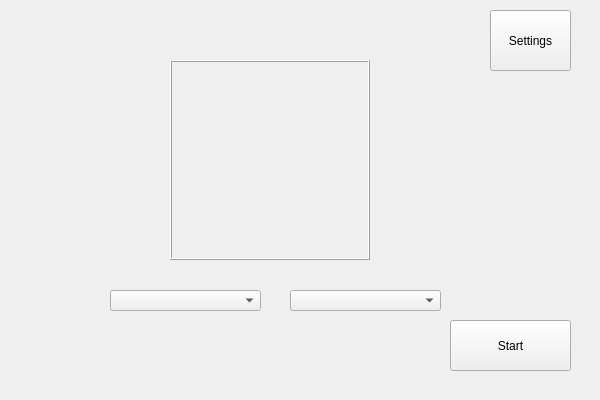
The window that ui/Menuwidget.ui (njdldkl666699/Melody) describes before a commit, drawn with Qt 5.
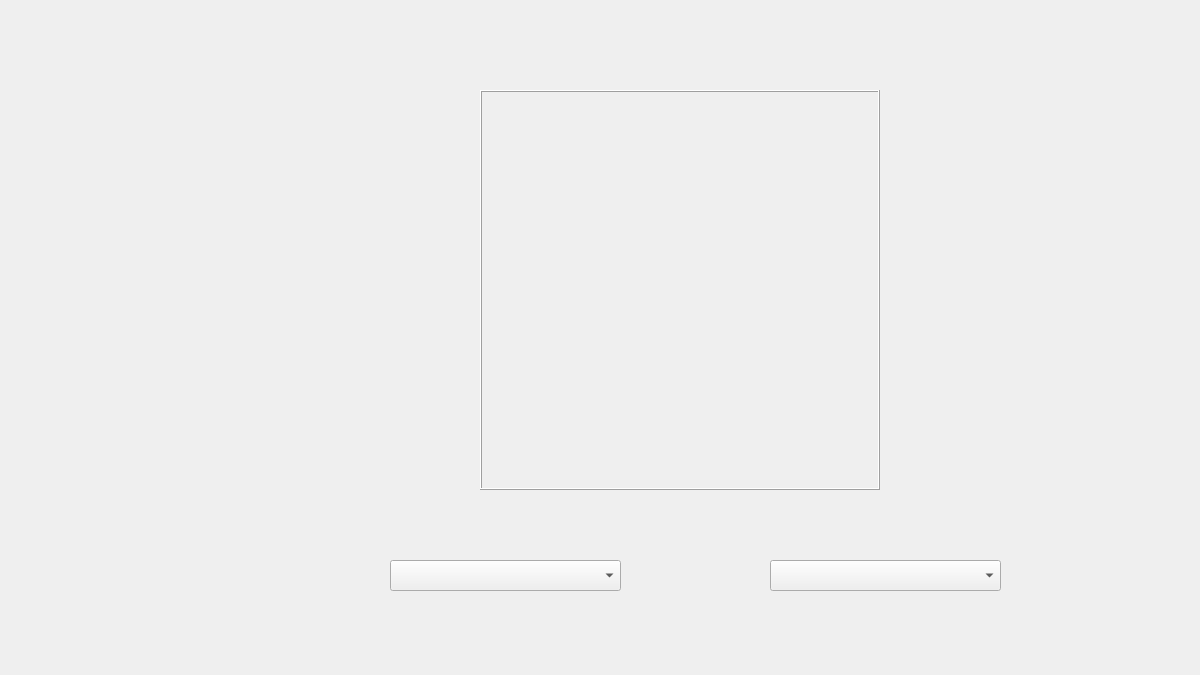
The same window after the commit. Icons and pictures are not drawn.

Commit message: 1、MenuWidget完成：使用gif作为动态背景，使用图片作为按钮； 2、SettingsWidget完成：使用图片背景，重新布局，并把设置存入文件； 3、res文件夹：重新布局，分background和icon文件夹，重新找了图标，均为64x，纯黑白两色。 4、小特性1：文件夹目录使用Unicode字符，所以铺面文件夹可以为中文。 5、小特性2：选择铺面不再显示.txt后缀

What changed in the file:
```diff
--- a/ui/Menuwidget.ui
+++ b/ui/Menuwidget.ui
@@ -2,38 +2,57 @@
 <ui version="4.0">
  <class>MenuWidgetClass</class>
  <widget class="QWidget" name="MenuWidgetClass">
+  <property name="enabled">
+   <bool>true</bool>
+  </property>
   <property name="geometry">
    <rect>
     <x>0</x>
     <y>0</y>
-    <width>600</width>
-    <height>400</height>
+    <width>1200</width>
+    <height>675</height>
    </rect>
   </property>
+  <property name="sizePolicy">
+   <sizepolicy hsizetype="Fixed" vsizetype="Fixed">
+    <horstretch>0</horstretch>
+    <verstretch>0</verstretch>
+   </sizepolicy>
+  </property>
+  <property name="minimumSize">
+   <size>
+    <width>1200</width>
+    <height>675</height>
+   </size>
+  </property>
+  <property name="maximumSize">
+   <size>
+    <width>1200</width>
+    <height>675</height>
+   </size>
+  </property>
   <property name="windowTitle">
    <string>MenuWidget</string>
   </property>
   <widget class="QComboBox" name="comboBox_song">
    <property name="geometry">
     <rect>
-     <x>110</x>
-     <y>290</y>
-     <width>151</width>
-     <height>21</height>
+     <x>390</x>
+     <y>560</y>
+     <width>231</width>
+     <height>31</height>
     </rect>
    </property>
-   <property name="currentText">
-    <string/>
+   <property name="sizePolicy">
+    <sizepolicy hsizetype="Preferred" vsizetype="Preferred">
+     <horstretch>0</horstretch>
+     <verstretch>0</verstretch>
+    </sizepolicy>
    </property>
-  </widget>
-  <widget class="QComboBox" name="comboBox_chart">
-   <property name="geometry">
-    <rect>
-     <x>290</x>
-     <y>290</y>
-     <width>151</width>
-     <height>21</height>
-    </rect>
+   <property name="font">
+    <font>
+     <pointsize>12</pointsize>
+    </font>
    </property>
    <property name="currentText">
     <string/>
@@ -42,37 +61,105 @@
   <widget class="QPushButton" name="pushButton_play">
    <property name="geometry">
     <rect>
-     <x>450</x>
-     <y>320</y>
-     <width>121</width>
-     <height>51</height>
+     <x>1110</x>
+     <y>20</y>
+     <width>64</width>
+     <height>64</height>
     </rect>
    </property>
-   <property name="text">
-    <string>Start</string>
+   <property name="sizePolicy">
+    <sizepolicy hsizetype="Fixed" vsizetype="Fixed">
+     <horstretch>0</horstretch>
+     <verstretch>0</verstretch>
+    </sizepolicy>
+   </property>
+   <property name="minimumSize">
+    <size>
+     <width>64</width>
+     <height>64</height>
+    </size>
+   </property>
+   <property name="maximumSize">
+    <size>
+     <width>64</width>
+     <height>64</height>
+    </size>
+   </property>
+   <property name="font">
+    <font>
+     <pointsize>9</pointsize>
+    </font>
+   </property>
+   <property name="styleSheet">
+    <string notr="true">QPushButton
+{
+	background-image: url(./res/icon/settings_white_64x.png);
+	background-size: cover;
+	border: 0px;
+}
+
+QPushButton:pressed
+{
+	background-image: url(./res/icon/settings_black_64x.png);
+	background-size: cover;
+	border: 0px;
+}</string>
+   </property>
+   <property name="iconSize">
+    <size>
+     <width>64</width>
+     <height>64</height>
+    </size>
+   </property>
+   <property name="autoDefault">
+    <bool>false</bool>
+   </property>
+   <property name="default">
+    <bool>false</bool>
+   </property>
+   <property name="flat">
+    <bool>true</bool>
    </property>
   </widget>
   <widget class="QLabel" name="songPicture">
    <property name="geometry">
     <rect>
-     <x>170</x>
-     <y>60</y>
-     <width>200</width>
-     <height>200</height>
+     <x>480</x>
+     <y>90</y>
+     <width>400</width>
+     <height>400</height>
     </rect>
    </property>
    <property name="sizePolicy">
-    <sizepolicy hsizetype="Fixed" vsizetype="Fixed">
+    <sizepolicy hsizetype="Preferred" vsizetype="Preferred">
      <horstretch>0</horstretch>
      <verstretch>0</verstretch>
     </sizepolicy>
    </property>
+   <property name="minimumSize">
+    <size>
+     <width>400</width>
+     <height>400</height>
+    </size>
+   </property>
+   <property name="maximumSize">
+    <size>
+     <width>400</width>
+     <height>400</height>
+    </size>
+   </property>
    <property name="frameShape">
     <enum>QFrame::Shape::Box</enum>
    </property>
    <property name="frameShadow">
     <enum>QFrame::Shadow::Raised</enum>
    </property>
+   <property name="lineWidth">
+    <number>1</number>
+   </property>
+   <property name="midLineWidth">
+    <number>0</number>
+   </property>
    <property name="text">
     <string/>
    </property>
@@ -86,14 +173,108 @@
   <widget class="QPushButton" name="pushButton_settings">
    <property name="geometry">
     <rect>
-     <x>490</x>
-     <y>10</y>
-     <width>81</width>
-     <height>61</height>
+     <x>1100</x>
+     <y>590</y>
+     <width>64</width>
+     <height>64</height>
     </rect>
+   </property>
+   <property name="sizePolicy">
+    <sizepolicy hsizetype="Fixed" vsizetype="Fixed">
+     <horstretch>0</horstretch>
+     <verstretch>0</verstretch>
+    </sizepolicy>
+   </property>
+   <property name="minimumSize">
+    <size>
+     <width>64</width>
+     <height>64</height>
+    </size>
+   </property>
+   <property name="maximumSize">
+    <size>
+     <width>64</width>
+     <height>64</height>
+    </size>
+   </property>
+   <property name="styleSheet">
+    <string notr="true">QPushButton
+{
+	background-image: url(./res/icon/play_white_64x.png);
+	background-size: cover;
+	border: 0px;
+}
+
+QPushButton:pressed
+{
+	background-image: url(./res/icon/play_black_64x.png);
+	background-size: cover;
+	border: 0px;
+}</string>
+   </property>
+   <property name="iconSize">
+    <size>
+     <width>64</width>
+     <height>64</height>
+    </size>
+   </property>
+   <property name="flat">
+    <bool>true</bool>
+   </property>
+  </widget>
+  <widget class="QComboBox" name="comboBox_chart">
+   <property name="geometry">
+    <rect>
+     <x>770</x>
+     <y>560</y>
+     <width>231</width>
+     <height>31</height>
+    </rect>
+   </property>
+   <property name="sizePolicy">
+    <sizepolicy hsizetype="Preferred" vsizetype="Preferred">
+     <horstretch>0</horstretch>
+     <verstretch>0</verstretch>
+    </sizepolicy>
+   </property>
+   <property name="font">
+    <font>
+     <pointsize>12</pointsize>
+    </font>
+   </property>
+   <property name="currentText">
+    <string/>
+   </property>
+  </widget>
+  <widget class="QLabel" name="background">
+   <property name="geometry">
+    <rect>
+     <x>0</x>
+     <y>0</y>
+     <width>1200</width>
+     <height>675</height>
+    </rect>
+   </property>
+   <property name="sizePolicy">
+    <sizepolicy hsizetype="Fixed" vsizetype="Fixed">
+     <horstretch>0</horstretch>
+     <verstretch>0</verstretch>
+    </sizepolicy>
+   </property>
+   <property name="minimumSize">
+    <size>
+     <width>1200</width>
+     <height>675</height>
+    </size>
+   </property>
+   <property name="maximumSize">
+    <size>
+     <width>1200</width>
+     <height>675</height>
+    </size>
    </property>
    <property name="text">
-    <string>Settings</string>
+    <string/>
    </property>
   </widget>
  </widget>
```
Left out of the diff: 10 changed lines with no effect on the pictures. The commit also changes 70 other files.
